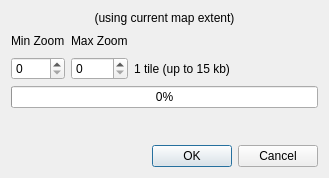
Old version of the form resources/qosm_cachetiles_dialog.ui in the repository paleolimbot/qosm.
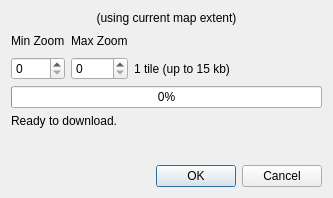
New version of the form.

Commit message: add cache tiles download error reporting

Diff of the .ui file:
```diff
--- a/resources/qosm_cachetiles_dialog.ui
+++ b/resources/qosm_cachetiles_dialog.ui
@@ -6,8 +6,8 @@
    <rect>
     <x>0</x>
     <y>0</y>
-    <width>329</width>
-    <height>178</height>
+    <width>333</width>
+    <height>198</height>
    </rect>
   </property>
   <property name="windowTitle">
@@ -92,6 +92,13 @@
      </property>
     </widget>
    </item>
+   <item>
+    <widget class="QLabel" name="statusText">
+     <property name="text">
+      <string>Ready to download.</string>
+     </property>
+    </widget>
+   </item>
    <item>
     <spacer name="verticalSpacer">
      <property name="orientation">
```
The commit also changes 3 other files.
